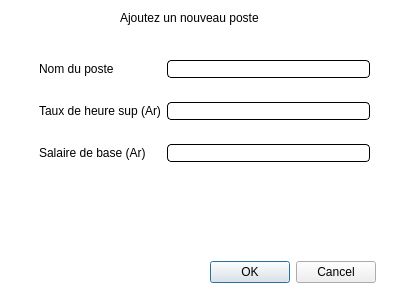
eliphanio/Gestion-d-employer-et-de-paie, file ui/addpostdialog.ui: the form before one commit.
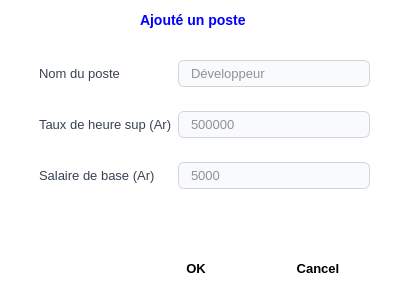
The form after the commit.

Commit message: design dialog

```diff
--- a/ui/addpostdialog.ui
+++ b/ui/addpostdialog.ui
@@ -14,38 +14,91 @@
    <string>Ajoutez un employé</string>
   </property>
   <property name="styleSheet">
-   <string notr="true">QDialog{
-	background-color: white;
+   <string notr="true">QDialog {
+    background-color: #FFFFFF;
 }
 
-QLineEdit{
-	background: white;
-	border: 1px solid;
-	border-radius: 4px;
+QLineEdit, QComboBox {
+    border: 1px solid #D1D5DB;
+    background-color: #F9FAFB;
+    border-radius: 6px;
+    padding: 4px 10px;
+    color: #1F2937;
+    font-size: 13px;
+    selection-background-color: #2563EB;
+}
+
+QLineEdit:hover, QComboBox:hover {
+    border: 1px solid #94A3B8;
+}
+
+QLineEdit:focus, QComboBox:focus {
+    border: 1px solid #2563EB;
+    background-color: #FFFFFF;
+}
+
+QLineEdit:disabled, QComboBox:disabled {
+    background-color: #F3F4F6;
+    color: #9CA3AF;
+    border: 1px solid #E5E7EB;
+}
+
+QLabel {
+    color: #374151;
+    font-size: 13px;
+    background-color: transparent;
 }</string>
   </property>
-  <widget class="QLabel" name="label">
-   <property name="geometry">
-    <rect>
-     <x>120</x>
-     <y>10</y>
-     <width>151</width>
-     <height>16</height>
-    </rect>
-   </property>
-   <property name="text">
-    <string>Ajoutez un nouveau poste</string>
-   </property>
-  </widget>
   <widget class="QDialogButtonBox" name="buttonBox">
    <property name="geometry">
     <rect>
-     <x>210</x>
-     <y>260</y>
-     <width>166</width>
-     <height>24</height>
+     <x>85</x>
+     <y>253</y>
+     <width>291</width>
+     <height>31</height>
     </rect>
    </property>
+   <property name="styleSheet">
+    <string notr="true">QDialogButtonBox {
+    background-color: transparent;
+    border: none;
+    padding: 10px 0px;
+}
+
+QDialogButtonBox QPushButton {
+    min-width: 100px;
+    min-height: 20px;
+    padding: 4px 8px;
+    border-radius: 6px;
+    font-size: 13px;
+    font-weight: 600;
+    border: none;
+}
+
+/* Bouton OK */
+QDialogButtonBox QPushButton[text=&quot;OK&quot;] {
+    background-color: #2563EB;
+    color: white;
+}
+
+QDialogButtonBox QPushButton[text=&quot;OK&quot;]:hover {
+    background-color: #1D4ED8;
+}
+
+/* Bouton Annuler */
+QDialogButtonBox QPushButton[text=&quot;Cancel&quot;] {
+    background-color: #E5E7EB;
+    color: #374151;
+}
+
+QDialogButtonBox QPushButton[text=&quot;Cancel&quot;]:hover {
+    background-color: #D1D5DB;
+}
+
+QDialogButtonBox QPushButton:pressed {
+    padding-top: 10px;
+}</string>
+   </property>
    <property name="standardButtons">
     <set>QDialogButtonBox::StandardButton::Cancel|QDialogButtonBox::StandardButton::Ok</set>
    </property>
@@ -77,7 +130,11 @@
      </widget>
     </item>
     <item row="0" column="1">
-     <widget class="QLineEdit" name="nomDuPosteLineEdit"/>
+     <widget class="QLineEdit" name="nomDuPosteLineEdit">
+      <property name="placeholderText">
+       <string>Développeur</string>
+      </property>
+     </widget>
     </item>
     <item row="1" column="0">
      <widget class="QLabel" name="heureSupLabel">
@@ -87,7 +144,11 @@
      </widget>
     </item>
     <item row="1" column="1">
-     <widget class="QLineEdit" name="tauxDeHeureSupLineEdit"/>
+     <widget class="QLineEdit" name="tauxDeHeureSupLineEdit">
+      <property name="placeholderText">
+       <string>500000</string>
+      </property>
+     </widget>
     </item>
     <item row="2" column="0">
      <widget class="QLabel" name="salaireLabel">
@@ -97,10 +158,32 @@
      </widget>
     </item>
     <item row="2" column="1">
-     <widget class="QLineEdit" name="salaireDeBaseLineEdit"/>
+     <widget class="QLineEdit" name="salaireDeBaseLineEdit">
+      <property name="placeholderText">
+       <string>5000</string>
+      </property>
+     </widget>
     </item>
    </layout>
   </widget>
+  <widget class="QLabel" name="label_2">
+   <property name="geometry">
+    <rect>
+     <x>140</x>
+     <y>10</y>
+     <width>211</width>
+     <height>20</height>
+    </rect>
+   </property>
+   <property name="styleSheet">
+    <string notr="true">color: blue;
+font-weight: bold;
+font-size: 14px;</string>
+   </property>
+   <property name="text">
+    <string>Ajouté un poste</string>
+   </property>
+  </widget>
  </widget>
  <resources/>
  <connections/>
```
Left out of the diff: 2 changed lines with no effect on the pictures. The commit also changes 6 other files.
